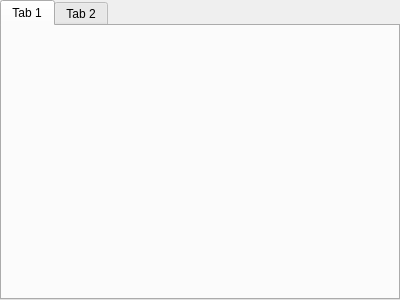
The window that SimplePlaylist/simpleplaylistprefswidget.ui (KirillDubinkin/Errorise) describes before a commit, drawn with Qt 5.
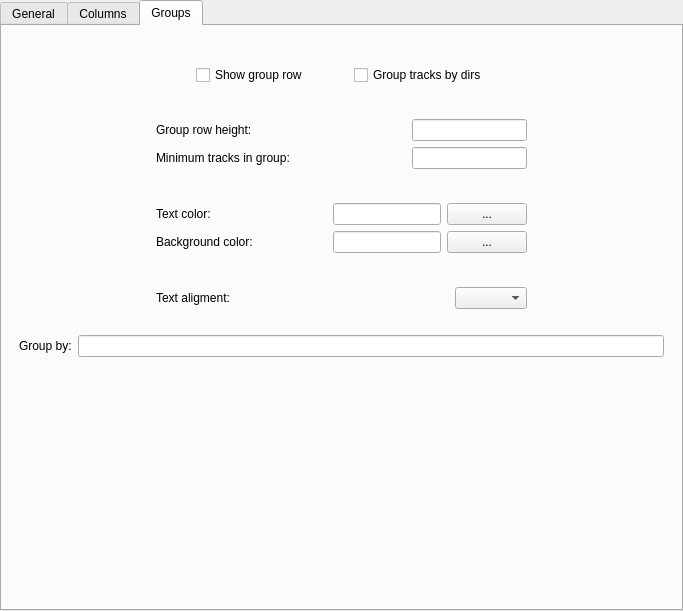
The same window after the commit. The open tabs and pages were chosen to show the change.

Commit message: SimplePlaylistPrefsWidget ui successfully designed

```diff
--- a/SimplePlaylist/simpleplaylistprefswidget.ui
+++ b/SimplePlaylist/simpleplaylistprefswidget.ui
@@ -6,22 +6,623 @@
    <rect>
     <x>0</x>
     <y>0</y>
-    <width>400</width>
-    <height>300</height>
+    <width>683</width>
+    <height>611</height>
    </rect>
   </property>
   <property name="windowTitle">
    <string>TabWidget</string>
   </property>
-  <widget class="QWidget" name="tab">
+  <property name="currentIndex">
+   <number>0</number>
+  </property>
+  <widget class="QWidget" name="tabGeneral">
    <attribute name="title">
-    <string>Tab 1</string>
+    <string>General</string>
    </attribute>
   </widget>
-  <widget class="QWidget" name="tab">
+  <widget class="QWidget" name="tabColumns">
    <attribute name="title">
-    <string>Tab 2</string>
+    <string>Columns</string>
    </attribute>
+   <layout class="QGridLayout" name="gridLayout_4">
+    <item row="0" column="0" rowspan="3">
+     <widget class="QListWidget" name="colList">
+      <property name="sizePolicy">
+       <sizepolicy hsizetype="Minimum" vsizetype="Expanding">
+        <horstretch>0</horstretch>
+        <verstretch>0</verstretch>
+       </sizepolicy>
+      </property>
+      <property name="maximumSize">
+       <size>
+        <width>150</width>
+        <height>16777215</height>
+       </size>
+      </property>
+     </widget>
+    </item>
+    <item row="0" column="2">
+     <spacer name="verticalSpacer_6">
+      <property name="orientation">
+       <enum>Qt::Vertical</enum>
+      </property>
+      <property name="sizeHint" stdset="0">
+       <size>
+        <width>20</width>
+        <height>81</height>
+       </size>
+      </property>
+     </spacer>
+    </item>
+    <item row="1" column="1" colspan="2">
+     <widget class="QGroupBox" name="colPropertiesGroup">
+      <property name="title">
+       <string>Properties</string>
+      </property>
+      <layout class="QGridLayout" name="gridLayout_3">
+       <item row="0" column="0">
+        <layout class="QVBoxLayout" name="verticalLayout_9">
+         <item>
+          <layout class="QVBoxLayout" name="verticalLayout_4">
+           <item>
+            <widget class="QLabel" name="lblColWidth">
+             <property name="text">
+              <string>Width</string>
+             </property>
+            </widget>
+           </item>
+           <item>
+            <widget class="QLineEdit" name="colWidth"/>
+           </item>
+          </layout>
+         </item>
+         <item>
+          <spacer name="verticalSpacer_4">
+           <property name="orientation">
+            <enum>Qt::Vertical</enum>
+           </property>
+           <property name="sizeHint" stdset="0">
+            <size>
+             <width>20</width>
+             <height>18</height>
+            </size>
+           </property>
+          </spacer>
+         </item>
+         <item>
+          <layout class="QVBoxLayout" name="verticalLayout_6">
+           <item>
+            <widget class="QLabel" name="lblColAlign">
+             <property name="text">
+              <string>Text aligment</string>
+             </property>
+            </widget>
+           </item>
+           <item>
+            <widget class="QComboBox" name="colAlignBox"/>
+           </item>
+          </layout>
+         </item>
+        </layout>
+       </item>
+       <item row="0" column="1">
+        <spacer name="horizontalSpacer_4">
+         <property name="orientation">
+          <enum>Qt::Horizontal</enum>
+         </property>
+         <property name="sizeType">
+          <enum>QSizePolicy::Fixed</enum>
+         </property>
+         <property name="sizeHint" stdset="0">
+          <size>
+           <width>20</width>
+           <height>20</height>
+          </size>
+         </property>
+        </spacer>
+       </item>
+       <item row="0" column="2">
+        <layout class="QVBoxLayout" name="verticalLayout_8">
+         <item>
+          <layout class="QVBoxLayout" name="verticalLayout_5">
+           <item>
+            <widget class="QLabel" name="lblColHeight">
+             <property name="text">
+              <string>Height</string>
+             </property>
+            </widget>
+           </item>
+           <item>
+            <widget class="QLineEdit" name="colHeight"/>
+           </item>
+          </layout>
+         </item>
+         <item>
+          <spacer name="verticalSpacer_3">
+           <property name="orientation">
+            <enum>Qt::Vertical</enum>
+           </property>
+           <property name="sizeHint" stdset="0">
+            <size>
+             <width>20</width>
+             <height>17</height>
+            </size>
+           </property>
+          </spacer>
+         </item>
+         <item>
+          <layout class="QVBoxLayout" name="verticalLayout_7">
+           <item>
+            <widget class="QLabel" name="lblColColor">
+             <property name="text">
+              <string>Text color</string>
+             </property>
+            </widget>
+           </item>
+           <item>
+            <layout class="QHBoxLayout" name="horizontalLayout_2">
+             <item>
+              <widget class="QLineEdit" name="colColorEdit"/>
+             </item>
+             <item>
+              <widget class="QPushButton" name="colColorButton">
+               <property name="text">
+                <string>...</string>
+               </property>
+              </widget>
+             </item>
+            </layout>
+           </item>
+          </layout>
+         </item>
+        </layout>
+       </item>
+      </layout>
+     </widget>
+    </item>
+    <item row="2" column="2">
+     <spacer name="verticalSpacer_7">
+      <property name="orientation">
+       <enum>Qt::Vertical</enum>
+      </property>
+      <property name="sizeHint" stdset="0">
+       <size>
+        <width>20</width>
+        <height>80</height>
+       </size>
+      </property>
+     </spacer>
+    </item>
+    <item row="3" column="0" colspan="3">
+     <layout class="QHBoxLayout" name="horizontalLayout_6">
+      <item>
+       <spacer name="horizontalSpacer_9">
+        <property name="orientation">
+         <enum>Qt::Horizontal</enum>
+        </property>
+        <property name="sizeType">
+         <enum>QSizePolicy::Maximum</enum>
+        </property>
+        <property name="sizeHint" stdset="0">
+         <size>
+          <width>8</width>
+          <height>20</height>
+         </size>
+        </property>
+       </spacer>
+      </item>
+      <item>
+       <widget class="QLabel" name="lblColText">
+        <property name="text">
+         <string>Text:</string>
+        </property>
+       </widget>
+      </item>
+      <item>
+       <widget class="QLineEdit" name="colTextEdit"/>
+      </item>
+      <item>
+       <spacer name="horizontalSpacer_10">
+        <property name="orientation">
+         <enum>Qt::Horizontal</enum>
+        </property>
+        <property name="sizeType">
+         <enum>QSizePolicy::Maximum</enum>
+        </property>
+        <property name="sizeHint" stdset="0">
+         <size>
+          <width>8</width>
+          <height>20</height>
+         </size>
+        </property>
+       </spacer>
+      </item>
+     </layout>
+    </item>
+    <item row="4" column="1">
+     <spacer name="verticalSpacer_5">
+      <property name="orientation">
+       <enum>Qt::Vertical</enum>
+      </property>
+      <property name="sizeHint" stdset="0">
+       <size>
+        <width>20</width>
+        <height>118</height>
+       </size>
+      </property>
+     </spacer>
+    </item>
+   </layout>
+  </widget>
+  <widget class="QWidget" name="tabGroups">
+   <attribute name="title">
+    <string>Groups</string>
+   </attribute>
+   <layout class="QGridLayout" name="gridLayout_5">
+    <item row="0" column="2">
+     <spacer name="verticalSpacer_13">
+      <property name="orientation">
+       <enum>Qt::Vertical</enum>
+      </property>
+      <property name="sizeType">
+       <enum>QSizePolicy::Maximum</enum>
+      </property>
+      <property name="sizeHint" stdset="0">
+       <size>
+        <width>20</width>
+        <height>30</height>
+       </size>
+      </property>
+     </spacer>
+    </item>
+    <item row="1" column="0">
+     <spacer name="horizontalSpacer_20">
+      <property name="orientation">
+       <enum>Qt::Horizontal</enum>
+      </property>
+      <property name="sizeType">
+       <enum>QSizePolicy::Expanding</enum>
+      </property>
+      <property name="sizeHint" stdset="0">
+       <size>
+        <width>106</width>
+        <height>20</height>
+       </size>
+      </property>
+     </spacer>
+    </item>
+    <item row="1" column="1" colspan="2">
+     <layout class="QVBoxLayout" name="verticalLayout_16">
+      <item>
+       <layout class="QHBoxLayout" name="horizontalLayout_10">
+        <item>
+         <spacer name="horizontalSpacer_12">
+          <property name="orientation">
+           <enum>Qt::Horizontal</enum>
+          </property>
+          <property name="sizeHint" stdset="0">
+           <size>
+            <width>40</width>
+            <height>20</height>
+           </size>
+          </property>
+         </spacer>
+        </item>
+        <item>
+         <widget class="QCheckBox" name="grpShowHeaderBox">
+          <property name="text">
+           <string>Show group row</string>
+          </property>
+         </widget>
+        </item>
+        <item>
+         <spacer name="horizontalSpacer_13">
+          <property name="orientation">
+           <enum>Qt::Horizontal</enum>
+          </property>
+          <property name="sizeHint" stdset="0">
+           <size>
+            <width>40</width>
+            <height>20</height>
+           </size>
+          </property>
+         </spacer>
+        </item>
+        <item>
+         <widget class="QCheckBox" name="grpByDirs">
+          <property name="text">
+           <string>Group tracks by dirs</string>
+          </property>
+         </widget>
+        </item>
+        <item>
+         <spacer name="horizontalSpacer_14">
+          <property name="orientation">
+           <enum>Qt::Horizontal</enum>
+          </property>
+          <property name="sizeHint" stdset="0">
+           <size>
+            <width>40</width>
+            <height>20</height>
+           </size>
+          </property>
+         </spacer>
+        </item>
+       </layout>
+      </item>
+      <item>
+       <spacer name="verticalSpacer_8">
+        <property name="orientation">
+         <enum>Qt::Vertical</enum>
+        </property>
+        <property name="sizeHint" stdset="0">
+         <size>
+          <width>20</width>
+          <height>17</height>
+         </size>
+        </property>
+       </spacer>
+      </item>
+      <item>
+       <layout class="QHBoxLayout" name="horizontalLayout_9">
+        <item>
+         <layout class="QVBoxLayout" name="verticalLayout_11">
+          <item>
+           <widget class="QLabel" name="lblGroupHeight">
+            <property name="text">
+             <string>Group row height:</string>
+            </property>
+           </widget>
+          </item>
+          <item>
+           <widget class="QLabel" name="lblGroupDelay">
+            <property name="text">
+             <string>Minimum tracks in group:</string>
+            </property>
+           </widget>
+          </item>
+         </layout>
+        </item>
+        <item>
+         <spacer name="horizontalSpacer_15">
+          <property name="orientation">
+           <enum>Qt::Horizontal</enum>
+          </property>
+          <property name="sizeHint" stdset="0">
+           <size>
+            <width>40</width>
+            <height>20</height>
+           </size>
+          </property>
+         </spacer>
+        </item>
+        <item>
+         <layout class="QVBoxLayout" name="verticalLayout_10">
+          <item>
+           <widget class="QLineEdit" name="grpHeigthEdit"/>
+          </item>
+          <item>
+           <widget class="QLineEdit" name="grpDelayEdit"/>
+          </item>
+         </layout>
+        </item>
+       </layout>
+      </item>
+      <item>
+       <spacer name="verticalSpacer_10">
+        <property name="orientation">
+         <enum>Qt::Vertical</enum>
+        </property>
+        <property name="sizeHint" stdset="0">
+         <size>
+          <width>20</width>
+          <height>13</height>
+         </size>
+        </property>
+       </spacer>
+      </item>
+      <item>
+       <layout class="QHBoxLayout" name="horizontalLayout_11">
+        <item>
+         <layout class="QVBoxLayout" name="verticalLayout_13">
+          <item>
+           <widget class="QLabel" name="lblGroupColorText">
+            <property name="text">
+             <string>Text color:</string>
+            </property>
+           </widget>
+          </item>
+          <item>
+           <widget class="QLabel" name="lblGroupColorBackground">
+            <property name="text">
+             <string>Background color:</string>
+            </property>
+           </widget>
+          </item>
+         </layout>
+        </item>
+        <item>
+         <spacer name="horizontalSpacer_17">
+          <property name="orientation">
+           <enum>Qt::Horizontal</enum>
+          </property>
+          <property name="sizeHint" stdset="0">
+           <size>
+            <width>40</width>
+            <height>20</height>
+           </size>
+          </property>
+         </spacer>
+        </item>
+        <item>
+         <layout class="QVBoxLayout" name="verticalLayout_12">
+          <item>
+           <layout class="QHBoxLayout" name="horizontalLayout_7">
+            <item>
+             <widget class="QLineEdit" name="grpColorTextEdit"/>
+            </item>
+            <item>
+             <widget class="QPushButton" name="grpColorTextButton">
+              <property name="text">
+               <string>...</string>
+              </property>
+             </widget>
+            </item>
+           </layout>
+          </item>
+          <item>
+           <layout class="QHBoxLayout" name="horizontalLayout_8">
+            <item>
+             <widget class="QLineEdit" name="grpColorBackEdit"/>
+            </item>
+            <item>
+             <widget class="QPushButton" name="grpColorBackButton">
+              <property name="text">
+               <string>...</string>
+              </property>
+             </widget>
+            </item>
+           </layout>
+          </item>
+         </layout>
+        </item>
+       </layout>
+      </item>
+      <item>
+       <spacer name="verticalSpacer_12">
+        <property name="orientation">
+         <enum>Qt::Vertical</enum>
+        </property>
+        <property name="sizeHint" stdset="0">
+         <size>
+          <width>20</width>
+          <height>13</height>
+         </size>
+        </property>
+       </spacer>
+      </item>
+      <item>
+       <layout class="QHBoxLayout" name="horizontalLayout_14">
+        <item>
+         <widget class="QLabel" name="lblGroupAligment">
+          <property name="text">
+           <string>Text aligment:</string>
+          </property>
+         </widget>
+        </item>
+        <item>
+         <spacer name="horizontalSpacer_18">
+          <property name="orientation">
+           <enum>Qt::Horizontal</enum>
+          </property>
+          <property name="sizeHint" stdset="0">
+           <size>
+            <width>40</width>
+            <height>20</height>
+           </size>
+          </property>
+         </spacer>
+        </item>
+        <item>
+         <widget class="QComboBox" name="grpAlignBox"/>
+        </item>
+       </layout>
+      </item>
+     </layout>
+    </item>
+    <item row="1" column="3">
+     <spacer name="horizontalSpacer_21">
+      <property name="orientation">
+       <enum>Qt::Horizontal</enum>
+      </property>
+      <property name="sizeType">
+       <enum>QSizePolicy::Expanding</enum>
+      </property>
+      <property name="sizeHint" stdset="0">
+       <size>
+        <width>106</width>
+        <height>20</height>
+       </size>
+      </property>
+     </spacer>
+    </item>
+    <item row="2" column="1">
+     <spacer name="verticalSpacer_9">
+      <property name="orientation">
+       <enum>Qt::Vertical</enum>
+      </property>
+      <property name="sizeType">
+       <enum>QSizePolicy::Maximum</enum>
+      </property>
+      <property name="sizeHint" stdset="0">
+       <size>
+        <width>20</width>
+        <height>20</height>
+       </size>
+      </property>
+     </spacer>
+    </item>
+    <item row="3" column="0" colspan="4">
+     <layout class="QHBoxLayout" name="horizontalLayout_16">
+      <item>
+       <spacer name="horizontalSpacer_11">
+        <property name="orientation">
+         <enum>Qt::Horizontal</enum>
+        </property>
+        <property name="sizeType">
+         <enum>QSizePolicy::Maximum</enum>
+        </property>
+        <property name="sizeHint" stdset="0">
+         <size>
+          <width>8</width>
+          <height>20</height>
+         </size>
+        </property>
+       </spacer>
+      </item>
+      <item>
+       <widget class="QLabel" name="lblGroupText">
+        <property name="text">
+         <string>Group by:</string>
+        </property>
+       </widget>
+      </item>
+      <item>
+       <widget class="QLineEdit" name="grpTextEdit"/>
+      </item>
+      <item>
+       <spacer name="horizontalSpacer_16">
+        <property name="orientation">
+         <enum>Qt::Horizontal</enum>
+        </property>
+        <property name="sizeType">
+         <enum>QSizePolicy::Maximum</enum>
+        </property>
+        <property name="sizeHint" stdset="0">
+         <size>
+          <width>8</width>
+          <height>20</height>
+         </size>
+        </property>
+       </spacer>
+      </item>
+     </layout>
+    </item>
+    <item row="4" column="2">
+     <spacer name="verticalSpacer_11">
+      <property name="orientation">
+       <enum>Qt::Vertical</enum>
+      </property>
+      <property name="sizeHint" stdset="0">
+       <size>
+        <width>20</width>
+        <height>137</height>
+       </size>
+      </property>
+     </spacer>
+    </item>
+   </layout>
   </widget>
  </widget>
 </ui>
```
Left out of the diff: 267 changed lines with no effect on the pictures.
